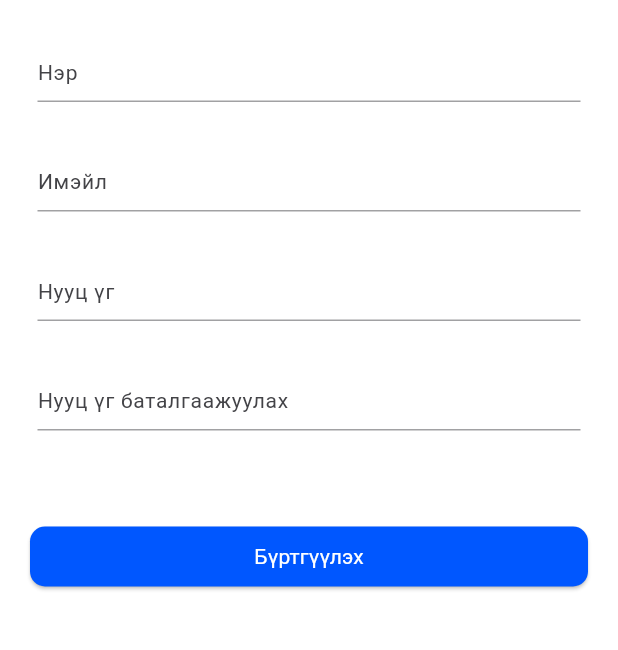
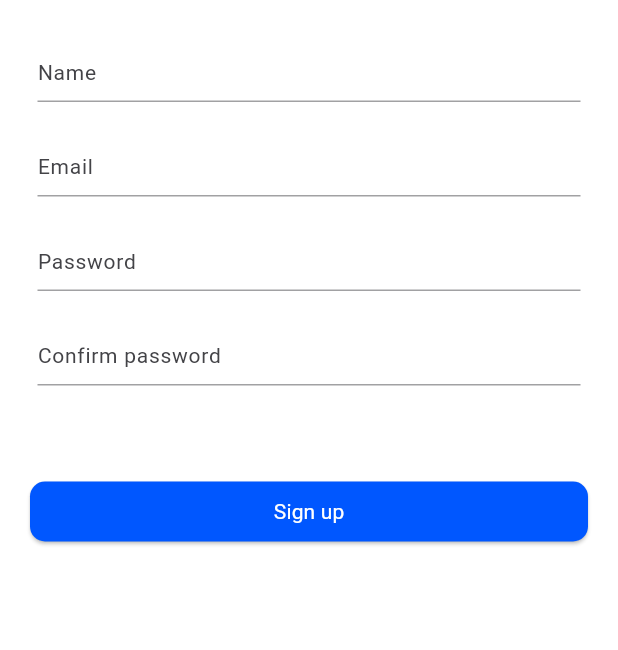
Before and after one commit to Tsogbadrakh-G/Language-exchange-app, a Flutter app: the Register screen opened directly, on a phone screen of 412 x 824 dp, the part 214-864 px from its top. Run offline on Flutter 3.47's test engine with Material 2 defaults, Android fonts, the phone set to English and light mode, and no system bars; our stand-ins replace cached_network_image, cloud_firestore, custom_refresh_indicator, dio, dropdown_button2, email_validator and 13 more; missing offline and left inert: agora_rtc_engine; accounts and stored records are empty; Roboto replaces fonts that are missing (Nunito).

Commit message:
Update register.dart

```diff
--- a/degree/lib/pages/login_screens/register.dart
+++ b/degree/lib/pages/login_screens/register.dart
@@ -108,7 +108,7 @@ class _Register extends State<Register> {
         ScaffoldMessenger.of(context).showSnackBar(const SnackBar(
             content: Text(
           "Registered Successfully",
-          style: TextStyle(fontSize: 20.0),
+          style: TextStyle(fontSize: 15.0),
         )));
 
         Get.to(const Home());
@@ -135,7 +135,7 @@ class _Register extends State<Register> {
       }
     } else {
       SomniAlerts.showMyDialog(context,
-          'Таны оруулсан нууц үг болон баталгаажуулсан нууц үг ижилхэн эсэхийг шалгана уу!');
+          'Make sure the password you entered and the password you confirmed are the same !');
     }
   }
 
@@ -240,7 +240,7 @@ class _Register extends State<Register> {
                                   color: Colors.black87,
                                 ),
                               ),
-                              hintText: "Нэр",
+                              hintText: "Name",
                               hintStyle: const TextStyle(
                                   color: Color(0xff434347),
                                   fontFamily: 'Nunito',
@@ -255,12 +255,12 @@ class _Register extends State<Register> {
                             padding: const EdgeInsets.fromLTRB(10, 10, 0, 10),
                             width: double.infinity,
                             child: const Text(
-                              'Нэрээ оруулна уу.',
+                              'Enter your name',
                               style: TextStyle(color: Colors.red, fontSize: 10),
                             ),
                           ),
                         const SizedBox(
-                          height: 25,
+                          height: 15,
                         ),
                         Container(
                           padding: const EdgeInsets.symmetric(horizontal: 10),
@@ -281,7 +281,7 @@ class _Register extends State<Register> {
                                   color: Colors.black87,
                                 ),
                               ),
-                              hintText: "Имэйл",
+                              hintText: "Email",
                               hintStyle: const TextStyle(
                                   color: Color(0xff434347),
                                   fontFamily: 'Nunito',
@@ -296,12 +296,12 @@ class _Register extends State<Register> {
                             padding: const EdgeInsets.fromLTRB(10, 10, 0, 10),
                             width: double.infinity,
                             child: const Text(
-                              'Имэйлээ оруулна уу.',
+                              'Enter your email',
                               style: TextStyle(color: Colors.red, fontSize: 10),
                             ),
                           ),
                         const SizedBox(
-                          height: 25.0,
+                          height: 15.0,
                         ),
                         Container(
                           padding: const EdgeInsets.symmetric(horizontal: 10),
@@ -328,7 +328,7 @@ class _Register extends State<Register> {
                                   color: Colors.black87,
                                 ),
                               ),
-                              hintText: "Нууц үг",
+                              hintText: "Password",
                               hintStyle: const TextStyle(
                                   color: Color(0xff434347),
                                   fontFamily: 'Nunito',
@@ -344,12 +344,12 @@ class _Register extends State<Register> {
                             padding: const EdgeInsets.fromLTRB(10, 10, 0, 10),
                             width: double.infinity,
                             child: const Text(
-                              'Нууц үгээ оруулна уу.',
+                              'Enter your password',
                               style: TextStyle(color: Colors.red, fontSize: 10),
                             ),
                           ),
                         const SizedBox(
-                          height: 25.0,
+                          height: 15.0,
                         ),
                         Container(
                           padding: const EdgeInsets.symmetric(horizontal: 10),
@@ -370,7 +370,7 @@ class _Register extends State<Register> {
                                   color: Colors.black87,
                                 ),
                               ),
-                              hintText: "Нууц үг баталгаажуулах",
+                              hintText: "Confirm password",
                               hintStyle: const TextStyle(
                                   color: Color(0xff434347),
                                   fontFamily: 'Nunito',
@@ -386,7 +386,7 @@ class _Register extends State<Register> {
                             padding: const EdgeInsets.fromLTRB(10, 10, 0, 10),
                             width: double.infinity,
                             child: const Text(
-                              'Баталгаажуулах нууц үгээ оруулна уу.',
+                              'Enter your confirmation password',
                               style: TextStyle(color: Colors.red, fontSize: 10),
                             ),
                           ),
@@ -435,7 +435,7 @@ class _Register extends State<Register> {
                         backgroundColor: const Color(0xff0057ff),
                       ),
                       child: const Text(
-                        'Бүртгүүлэх',
+                        'Sign up',
                         style: TextStyle(
                             color: Colors.white,
                             fontFamily: 'Nunito',
```
